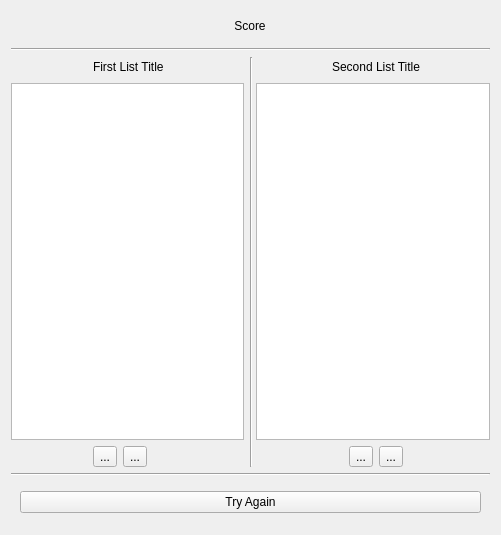
Old version of the form src/templates/matchthefollowing/matchfollowingsimulator.ui in the repository BuildmLearn/BuildmLearn-Toolkit.
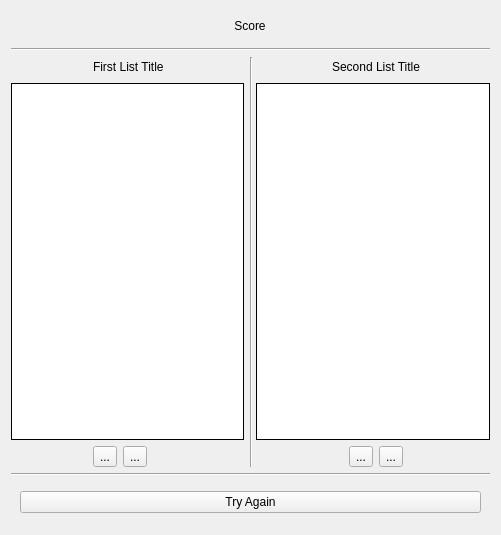
New version of the form. Custom widgets are drawn as their Qt base class.

```diff
--- a/src/templates/matchthefollowing/matchfollowingsimulator.ui
+++ b/src/templates/matchthefollowing/matchfollowingsimulator.ui
@@ -352,6 +352,15 @@
            <property name="toolTip">
             <string>First list</string>
            </property>
+           <property name="frameShape">
+            <enum>QFrame::Box</enum>
+           </property>
+           <property name="frameShadow">
+            <enum>QFrame::Plain</enum>
+           </property>
+           <property name="lineWidth">
+            <number>1</number>
+           </property>
           </widget>
          </item>
          <item row="1" column="6" colspan="7">
@@ -365,6 +374,12 @@
            <property name="toolTip">
             <string>Second list</string>
            </property>
+           <property name="frameShape">
+            <enum>QFrame::Box</enum>
+           </property>
+           <property name="frameShadow">
+            <enum>QFrame::Plain</enum>
+           </property>
           </widget>
          </item>
          <item row="2" column="1" rowspan="2">
```
